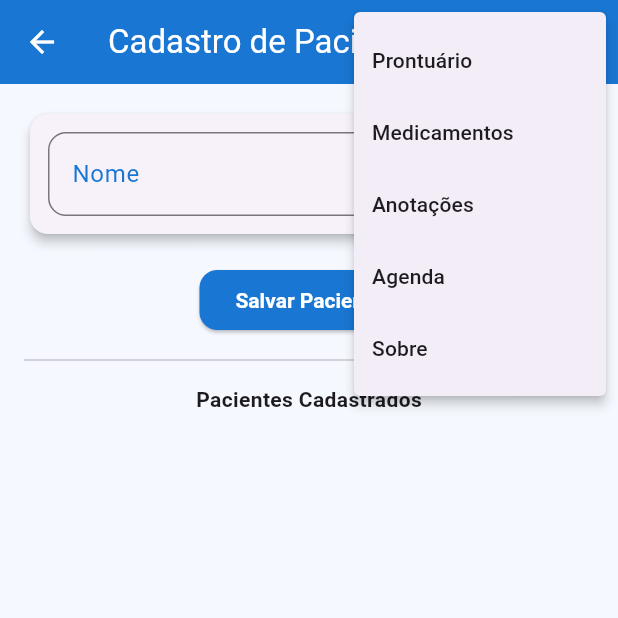
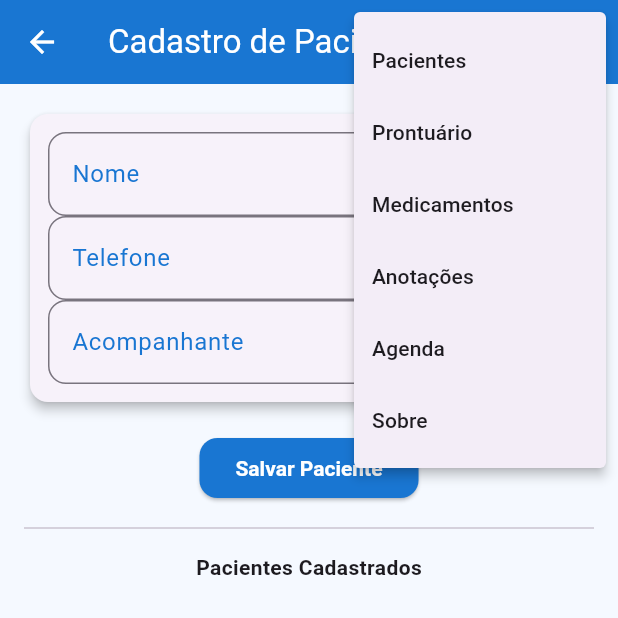
Before and after one commit to BrunaUbine/medshift, a Flutter app: the PacientesView screen opened by its route, after a tap on the "more vert" icon, on a phone screen of 412 x 824 dp, the top half of it. Run offline on Flutter 3.47's test engine with Material 3 defaults, Android fonts, the phone set to English and light mode, and no system bars; our stand-ins replace flutter_multi_formatter.

Commit message:
inclusao de varias telas

```diff
--- a/lib/View/medicamentosView.dart
+++ b/lib/View/medicamentosView.dart
@@ -1,5 +1,5 @@
 import 'package:flutter/material.dart';
-import 'package:provider/provider.dart'; // NECESSÁRIO para acessar o AppState
+import 'package:provider/provider.dart';
 import '../AppState.dart';
 import 'tela_compartilhadaView.dart';
 
--- a/lib/View/pacientesView.dart
+++ b/lib/View/pacientesView.dart
@@ -1,6 +1,7 @@
 import 'package:flutter/material.dart';
 import 'package:meuapppdv/Controller/pacientesController.dart';
 import '../bancoDeDados/banco_de_dados_simulado.dart';
+import 'package:meuapppdv/View/tela_compartilhadaView.dart';
 
 
 class PacientesView extends StatefulWidget {
@@ -18,7 +19,9 @@ class _PacientesViewState extends State<PacientesView> {
     return Scaffold(
       appBar: AppBar(
         title: Text('Cadastro de Pacientes'),
-        actions: [_menu(context)],
+        actions: [
+          buildPopupMenu(context),
+        ],
       ),
       body: Padding(
         padding: EdgeInsets.all(16.0),
@@ -34,6 +37,14 @@ class _PacientesViewState extends State<PacientesView> {
                     TextField(
                       controller: controller.nomeCtl,
                       decoration: const InputDecoration(labelText: 'Nome'),
+                    ),
+                      TextField(
+                      controller: controller.telefoneCtl,
+                      decoration: const InputDecoration(labelText: 'Telefone'),
+                    ),
+                      TextField(
+                      controller: controller.acompanhanteCtl,
+                      decoration: const InputDecoration(labelText: 'Acompanhante'),
                     ),
                   ],
                 ),
@@ -66,16 +77,5 @@ class _PacientesViewState extends State<PacientesView> {
           ),
         ),
       );
-  } PopupMenuButton _menu(BuildContext context) {
-    return PopupMenuButton<String>(
-      onSelected: (value) => Navigator.pushNamed(context, value),
-      itemBuilder: (_) => const [
-        PopupMenuItem(value: '/prontuario', child: Text('Prontuário')),
-        PopupMenuItem(value: '/medicamentos', child: Text('Medicamentos')),
-        PopupMenuItem(value: '/anotacoes', child: Text('Anotações')),
-        PopupMenuItem(value: '/agenda', child: Text('Agenda')),
-        PopupMenuItem(value: '/sobre', child: Text('Sobre')),
-      ],
-    );
   }
 }
```
Also changed, not shown: lib/View/prontuariosView.dart (+3 -9 lines).
